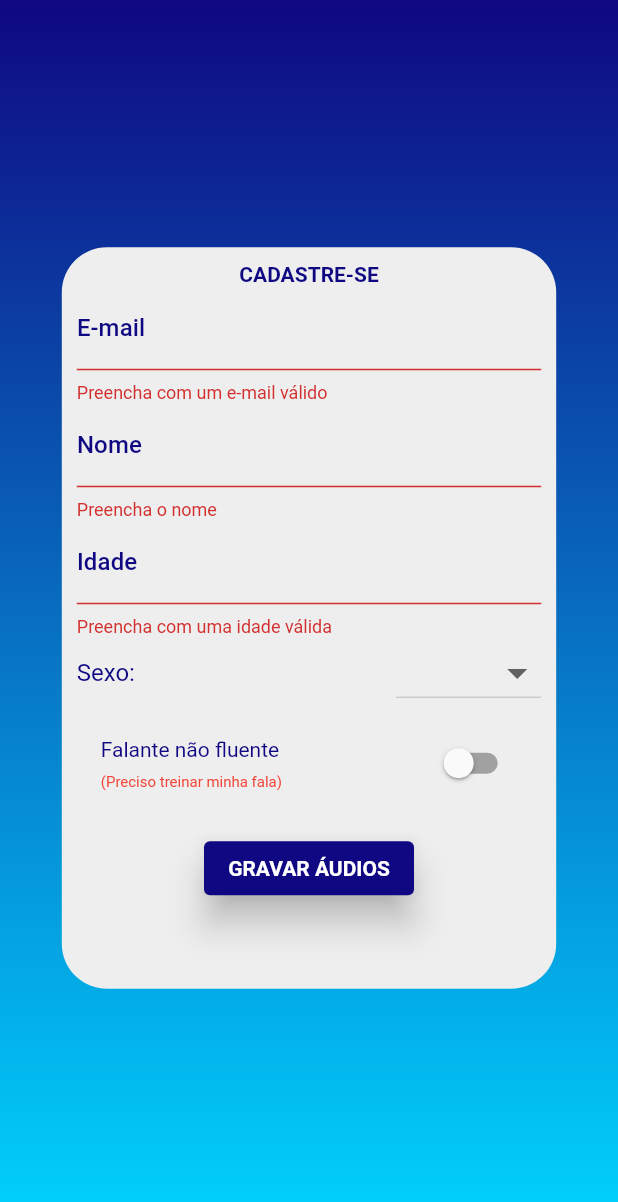
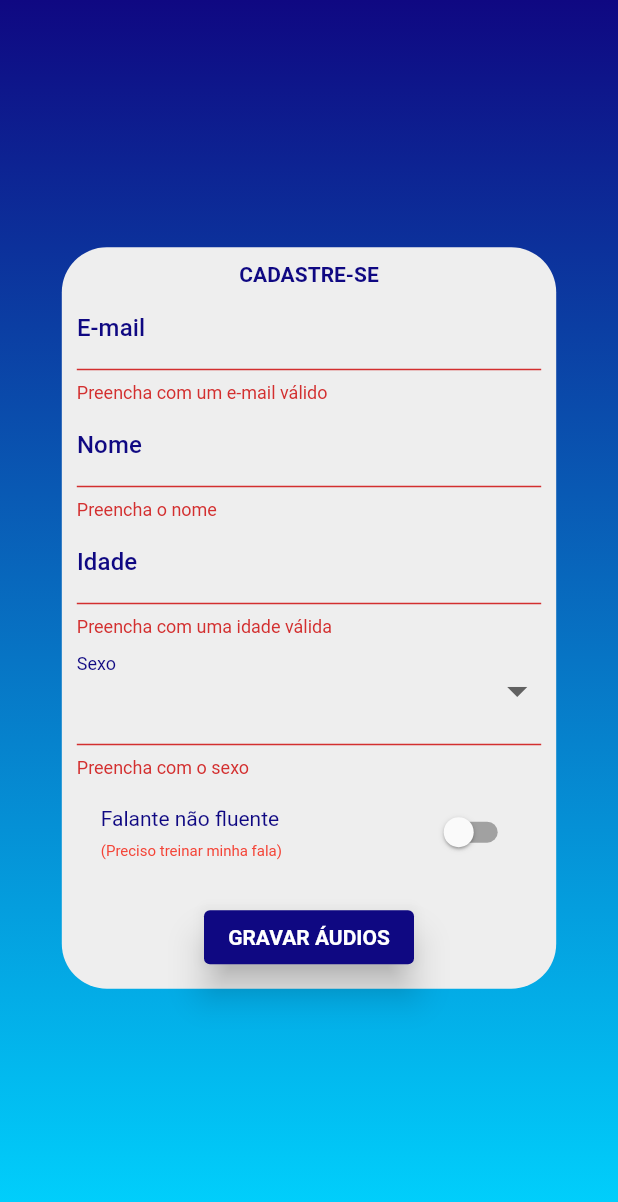
Before and after one commit to rogerio74/AppModeloEntrada, a Flutter app: the Formulario screen opened directly, after a tap on "Falante fluente", after a tap on "GRAVAR ÁUDIOS", on a phone screen of 412 x 824 dp. Shown: the top 1202 px of the screen. Run offline on Flutter 3.47's test engine with Material 2 defaults, Android fonts, the phone set to English and light mode, and no system bars; our stand-ins replace audioplayers, connectivity, firebase_core, firebase_database, firebase_storage, permission_handler; missing offline and left inert: flutter_sound; accounts and stored records are empty; Roboto replaces fonts that are missing (MochiyPopOne).

Commit message:
Corrigindo bug

```diff
--- a/lib/screens/form_screen.dart
+++ b/lib/screens/form_screen.dart
@@ -196,21 +196,12 @@ class _FormularioState extends State<Formulario> {
                                     }
                                   },
                                 ),
-                                Row(
-                                  mainAxisAlignment:
-                                      MainAxisAlignment.spaceBetween,
-                                  children: [
-                                    Text('Sexo:',
-                                        style: Theme.of(context)
-                                            .inputDecorationTheme
-                                            .labelStyle),
-                                    DropdownButton(
+                                DropdownButtonFormField(
                                   iconSize: 32,
                                   hint: Text(
                                     _sexoController.text,
                                     style: TextStyle(
-                                            color:
-                                                Theme.of(context).primaryColor),
+                                        color: Theme.of(context).primaryColor),
                                   ),
                                   items: ['Feminino', 'Masculino']
                                       .map((String sexo) {
@@ -218,20 +209,33 @@ class _FormularioState extends State<Formulario> {
                                       value: sexo,
                                       child: Text(
                                         sexo,
-                                            style: TextStyle(
-                                                color: Theme.of(context)
-                                                    .primaryColor),
+                                        style: Theme.of(context)
+                                            .textTheme
+                                            .subtitle2,
                                       ),
                                     );
                                   }).toList(),
+                                  decoration:
+                                      const InputDecoration(labelText: 'Sexo'),
                                   onChanged: (sexo) {
                                     setState(() {
                                       String _strSexo = sexo.toString();
                                       _sexoController.text = _strSexo[0];
                                     });
                                   },
-                                    ),
-                                  ],
+                                  onSaved: (sexo) {
+                                    setState(() {
+                                      String _strSexo = sexo.toString();
+                                      _sexoController.text = _strSexo[0];
+                                    });
+                                  },
+                                  validator: (sexo) {
+                                    if (sexo == null) {
+                                      return "Preencha com o sexo";
+                                    } else {
+                                      return null;
+                                    }
+                                  },
                                 ),
                                 SwitchListTile(
                                   subtitle: Text(
```
Lines whose indentation alone changed are shown as unchanged.
